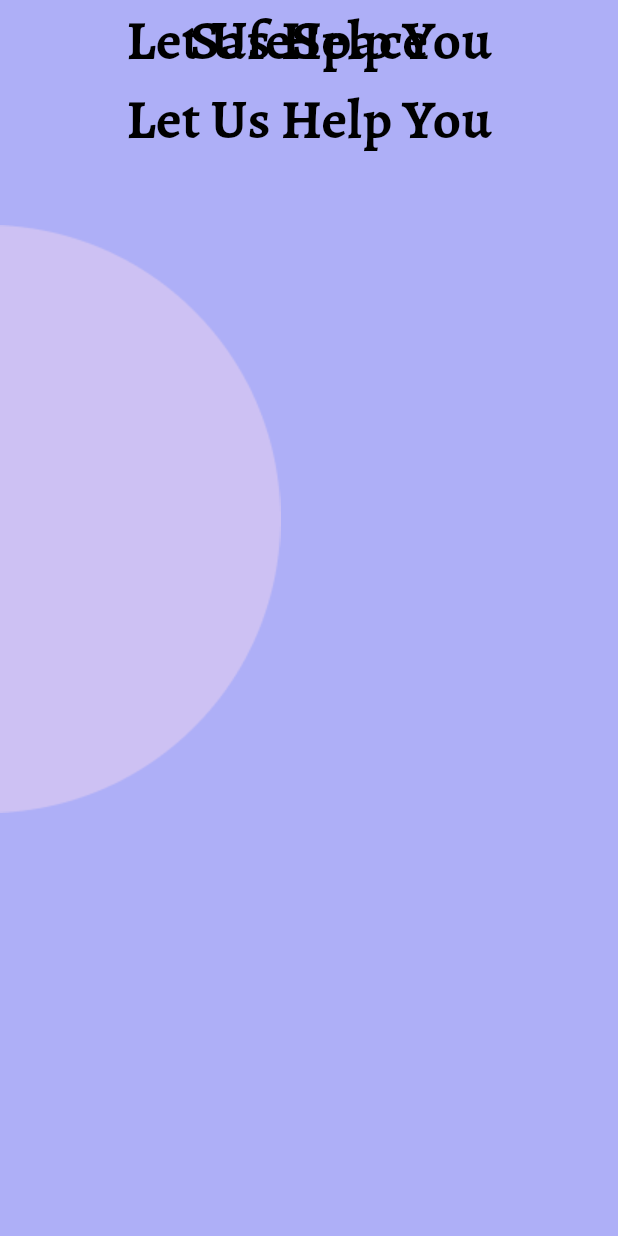
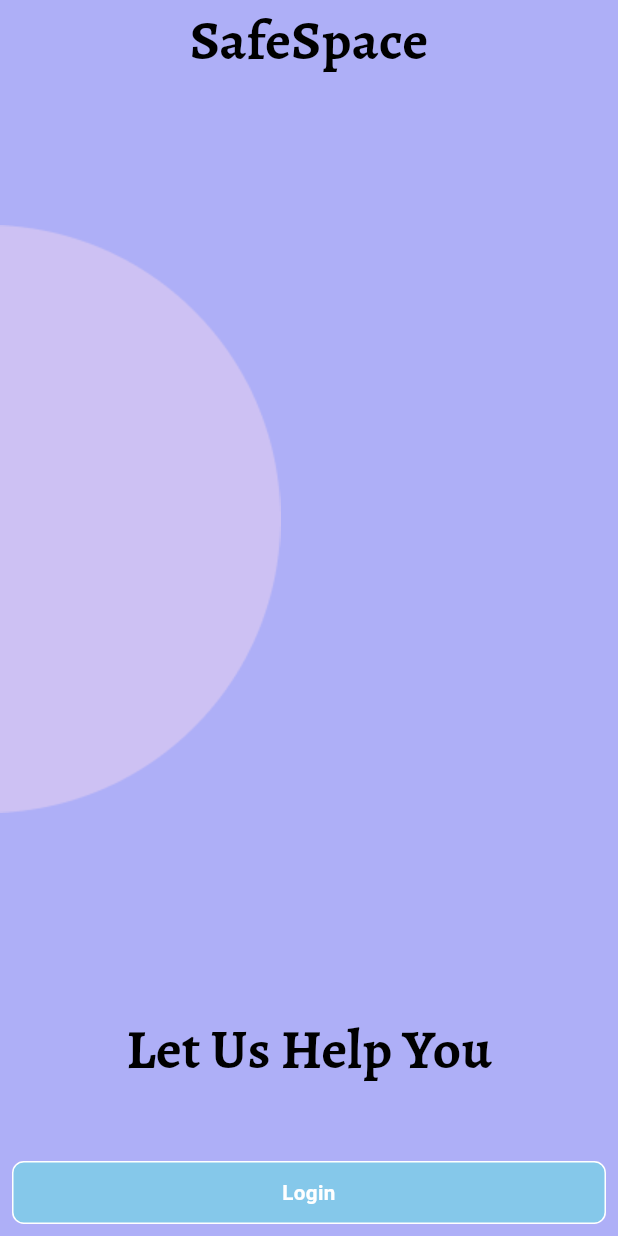
Before and after one commit to TaherSalah/safeSpace, a Flutter app: the screen it shows after launch, on a phone screen of 412 x 824 dp. Run offline on Flutter 3.47's test engine with Material 3 defaults, Android fonts, the phone set to English and light mode, and no system bars; our stand-ins replace dio, flutter_screenutil, flutter_svg, fluttertoast, shared_preferences; Roboto replaces fonts that are missing (Almarai).

Commit message:
add splash

```diff
--- a/lib/features/view/splash/widget/splashItemBuilder.dart
+++ b/lib/features/view/splash/widget/splashItemBuilder.dart
@@ -1,5 +1,9 @@
 import 'package:flutter/material.dart';
+import 'package:flutter_screenutil/flutter_screenutil.dart';
+import 'package:safespaceapp/core/Theme/theme.dart';
 import 'package:safespaceapp/core/Widgets/default_text_widget.dart';
+
+import '../../../../core/Widgets/custom_button_widget.dart';
 
 class SplashItemBuilder extends StatelessWidget {
   const SplashItemBuilder({super.key});
@@ -7,6 +11,7 @@ class SplashItemBuilder extends StatelessWidget {
   @override
   Widget build(BuildContext context) {
     return Column(
+      spacing: 40,
       children: [
         Stack(
           clipBehavior: Clip.none,
@@ -32,6 +37,9 @@ class SplashItemBuilder extends StatelessWidget {
                 color: Color(0xffFCDDEC),
               ),
             ),
+          ],
+        ),
+        Spacer(),
         Container(
           child: Column(
             children: [
@@ -44,19 +52,23 @@ class SplashItemBuilder extends StatelessWidget {
                   color: Colors.black,
                 ),
               ),
-                  Center(
-                    child: TextDefaultWidget(
-                      title: "Let Us Help You",
-                      fontWeight: FontWeight.bold,
-                      FontFamily: "Bold",
-                      fontSize: 37,
-                      color: Colors.black,
-                    ),
-                  ),
             ],
           ),
         ),
-          ],
+        Padding(
+          padding: const EdgeInsets.all(8.0),
+          child: CustomButton(
+            verticalPadding: 10,
+            radius: 6.r,
+            title: "Login",
+            fontSize: 12.sp,
+            backgroundColor: ThemeClass.blueLightColor,
+            onTap: () async {
+              // if (_registerFormKey.currentState!.validate()) {
+              //   await register.register();
+              // }
+            },
+          ),
         ),
       ],
     );
--- a/lib/main.dart
+++ b/lib/main.dart
@@ -1,4 +1,5 @@
 import 'package:flutter/material.dart';
+import 'package:flutter_screenutil/flutter_screenutil.dart';
 import 'package:safespaceapp/core/Utilities/router.dart';
 
 void main() {
@@ -11,6 +12,11 @@ class MyApp extends StatelessWidget {
 
   @override
   Widget build(BuildContext context) {
+    return ScreenUtilInit(
+      designSize: Size(360, 690),
+      minTextAdapt: true,
+      splitScreenMode: true,
+      builder: (context, child) {
         return MaterialApp(
             title: 'safe space App',
             initialRoute: Routes.splashRoute,
@@ -18,5 +24,7 @@ class MyApp extends StatelessWidget {
             onGenerateRoute: (settings) =>
                 RouteGenerator.getRoute(settings, context),
             theme: ThemeData(useMaterial3: true));
+      },
+    );
   }
 }
```
Lines whose indentation alone changed are shown as unchanged.
